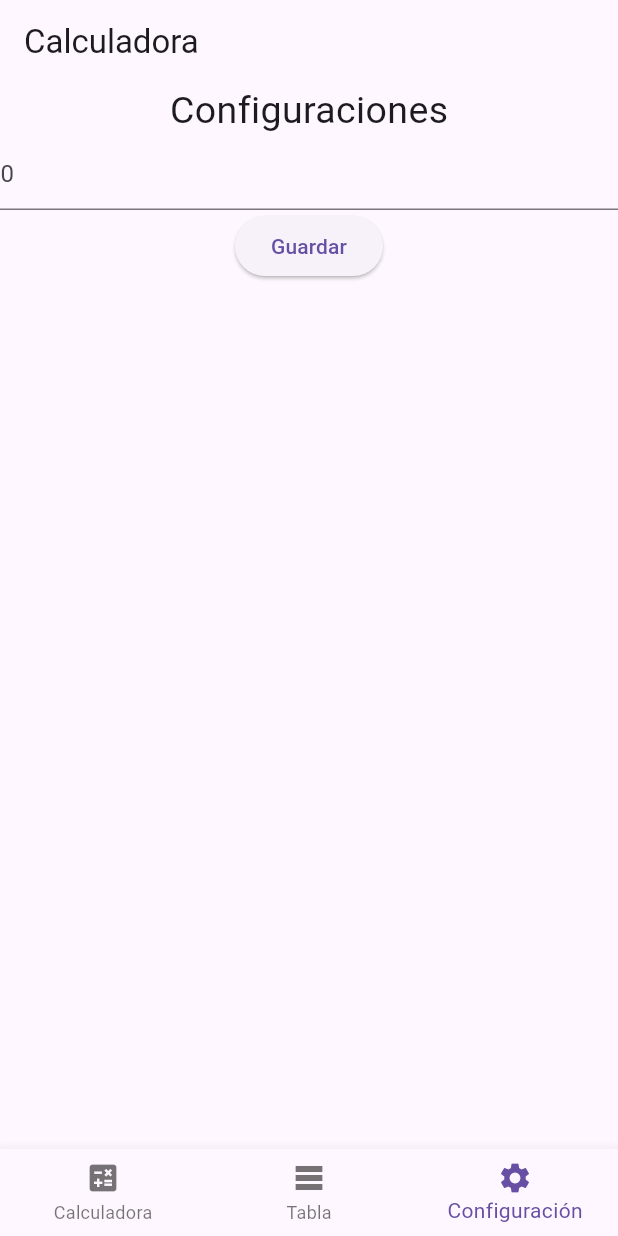
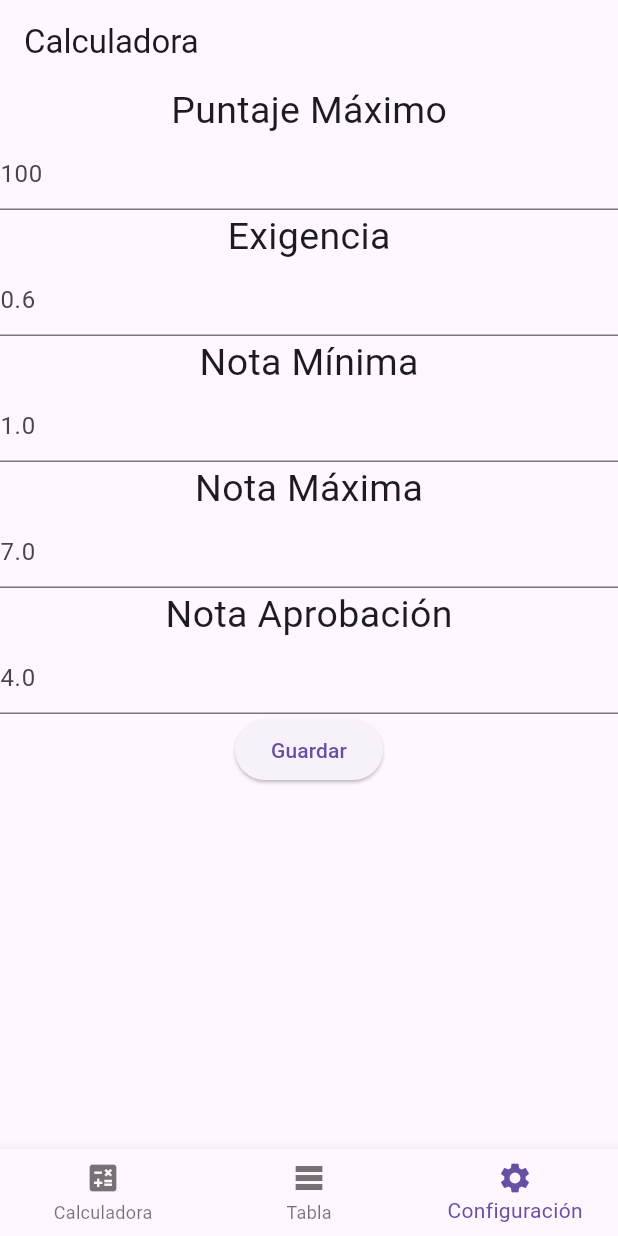
Before and after one commit to zxcasdqwezxcasdqwe/Bit-acora_3_calculadora, a Flutter app: the screen it shows after launch, item 3 of the bottom bar chosen, after a tap on "Guardar", on a phone screen of 412 x 824 dp. Run offline on Flutter 3.47's test engine with Material 3 defaults, Android fonts, the phone set to English and light mode, and no system bars.

Commit message:
first commit

```diff
--- /dev/null
+++ b/devtools_options.yaml
@@ -0,0 +1 @@
+extensions:
--- a/lib/provider/configuracion_provider.dart
+++ b/lib/provider/configuracion_provider.dart
@@ -1,20 +1,65 @@
 import "package:flutter/material.dart";
 
 class ConfigurationProvider with ChangeNotifier {
-  int _puntaje_max = 0;
-  int _exigencia = 0;
-  double _nota_min = 0;
-  double _nota_max = 0;
-  double _nota_aprob = 0;
-  double _incremento = 0;
+  int _puntajeMax = 100;
+  double _exigencia = 0.6;
+  double _notaMin = 1.0;
+  double _notaMax = 7.0;
+  double _notaAprob = 4.0;
+  int _incremento = 2;
 
-  int get puntaje_max => _puntaje_max;
-  void incremento() {
-    _puntaje_max++;
-    notifyListeners();
+  int get puntajeMax => _puntajeMax;
+  double get exigencia => _exigencia;
+  double get notaMin => _notaMin;
+  double get notaMax => _notaMax;
+  double get notaAprob => _notaAprob;
+  int get incremento => _incremento;
+
+  void setPuntajeMax(int valor) {
+    _puntajeMax = valor;
   }
 
-  void setPuntaje_max(int valor) {
-    _puntaje_max = valor;
+  void setExigencia(double valor) {
+    _exigencia = valor;
+  }
+
+  void setNotaMin(double valor) {
+    _notaMin = valor;
+  }
+
+  void setNotaMax(double valor) {
+    _notaMax = valor;
+  }
+
+  void setNotaAprob(double valor) {
+    _notaAprob = valor;
+  }
+
+  String calcular(int puntaje) {
+    double valor = 0;
+    if (puntaje < _exigencia * _puntajeMax) {
+      valor = _calculoMenor(puntaje);
+    } else if (puntaje >= _exigencia * _puntajeMax) {
+      valor = _calculoMayor(puntaje);
+    }
+    return valor.toStringAsFixed(2);
+  }
+
+  double _calculoMenor(int puntaje) {
+    double valor = 0;
+    valor = (_notaAprob - _notaMin) * (puntaje / (_exigencia * _puntajeMax));
+    valor += _notaMin;
+    valor.roundToDouble();
+    return valor;
+  }
+
+  double _calculoMayor(int puntaje) {
+    double valor = 0;
+    valor = (_notaMax - _notaAprob) *
+        ((puntaje - (_exigencia * _puntajeMax)) /
+            (_puntajeMax * (1 - _exigencia)));
+    valor += _notaAprob;
+    valor.roundToDouble();
+    return valor;
   }
 }
--- a/lib/widgets/calculadora.dart
+++ b/lib/widgets/calculadora.dart
@@ -10,19 +10,135 @@ class Calculator extends StatefulWidget {
 }
 
 class _CalculatorState extends State<Calculator> {
-  @override
-  Widget build(BuildContext context) {
-    return Center(
-      child: Column(
-        children: [
-          Text(context.watch<ConfigurationProvider>().puntaje_max.toString()),
-          ElevatedButton(
-              onPressed: () {
-                context.read<ConfigurationProvider>().incremento();
-              },
-              child: const Text('Botonsito'))
-        ],
+  String output = "0";
+  String _output = "0";
+  int output2 = 0;
+  double num1 = 0;
+  double num2 = 0;
+  String operand = "";
+  buttonPressed(String buttonText) {
+    if (buttonText == "C") {
+      _output = "0";
+      num1 = 0;
+      num2 = 0;
+      operand = "";
+    } else if (buttonText == "+" ||
+        buttonText == "-" ||
+        buttonText == "/" ||
+        buttonText == "*") {
+      num1 = double.parse(output);
+      operand = buttonText;
+      _output = "0";
+    } else if (buttonText == ".") {
+      if (_output.contains(".")) {
+        print("Ya contiene un decimal");
+      } else {
+        _output = _output + buttonText;
+      }
+    } else if (buttonText == "=") {
+      num2 = double.parse(output);
+      if (operand == "+") {
+        _output = (num1 + num2).toString();
+      }
+      if (operand == "-") {
+        _output = (num1 - num2).toString();
+      }
+      if (operand == "*") {
+        _output = (num1 * num2).toString();
+      }
+      if (operand == "/") {
+        _output = (num1 / num2).toString();
+      }
+      num1 = 0;
+      num2 = 0;
+      operand = "";
+    } else {
+      _output = _output + buttonText;
+    }
+    setState(() {
+      output2 = int.parse(_output);
+      output = double.parse(_output).toStringAsFixed(0);
+    });
+  }
+
+  Widget buildButton(String buttonText) {
+    return Expanded(
+      child: SizedBox(
+        height: 100.0,
+        child: Padding(
+          padding: const EdgeInsets.all(1.0),
+          child: ElevatedButton(
+              style: ElevatedButton.styleFrom(
+                  elevation: 0.0,
+                  backgroundColor: const Color(0xFF272B33),
+                  shape: RoundedRectangleBorder(
+                      borderRadius: BorderRadius.circular(10.0))),
+              child: Text(
+                buttonText,
+                style: const TextStyle(
+                    fontSize: 22.0,
+                    fontWeight: FontWeight.bold,
+                    color: Colors.white),
+              ),
+              onPressed: () => buttonPressed(buttonText)),
+        ),
       ),
     );
   }
+
+  @override
+  Widget build(BuildContext context) {
+    return Scaffold(
+        body: Column(children: <Widget>[
+      Container(
+        color: Colors.black,
+        alignment: Alignment.centerRight,
+        padding: const EdgeInsets.symmetric(horizontal: 12.0),
+        child: Text(
+          'Puntaje=         $output\nNota=      ${context.read<ConfigurationProvider>().calcular(output2)}',
+          style: const TextStyle(
+              fontSize: 48.0, fontWeight: FontWeight.bold, color: Colors.white),
+        ),
+      ),
+      Container(
+        color: Colors.black,
+        child: Column(
+          children: [
+            Row(
+              children: [
+                buildButton("7"),
+                buildButton("8"),
+                buildButton("9"),
+                buildButton("/"),
+              ],
+            ),
+            Row(
+              children: [
+                buildButton("4"),
+                buildButton("5"),
+                buildButton("6"),
+                buildButton("*"),
+              ],
+            ),
+            Row(
+              children: [
+                buildButton("1"),
+                buildButton("2"),
+                buildButton("3"),
+                buildButton("+"),
+              ],
+            ),
+            Row(
+              children: [
+                buildButton("C"),
+                buildButton("0"),
+                buildButton("."),
+                buildButton("="),
+              ],
+            )
+          ],
+        ),
+      )
+    ]));
+  }
 }
--- a/lib/widgets/config.dart
+++ b/lib/widgets/config.dart
@@ -10,7 +10,11 @@ class Configuration extends StatefulWidget {
 }
 
 class _ConfigurationState extends State<Configuration> {
-  final valor = TextEditingController();
+  final valorPuntajeMax = TextEditingController();
+  final valorExigencia = TextEditingController();
+  final valorNotaMin = TextEditingController();
+  final valorNotaMax = TextEditingController();
+  final valorNotaAprob = TextEditingController();
 
   @override
   Widget build(BuildContext context) {
@@ -18,18 +22,72 @@ class _ConfigurationState extends State<Configuration> {
       child: Column(
         children: [
           const Text(
-            'Configuraciones',
+            'Puntaje Máximo',
             style: TextStyle(fontSize: 25),
           ),
           TextField(
-            controller: valor,
+            controller: valorPuntajeMax,
             decoration: InputDecoration(
-                hintText: config_pro(context).puntaje_max.toString()),
+                hintText: config_pro(context).puntajeMax.toString()),
+          ),
+          const Text(
+            'Exigencia',
+            style: TextStyle(fontSize: 25),
+          ),
+          TextField(
+            controller: valorExigencia,
+            decoration: InputDecoration(
+                hintText: config_pro(context).exigencia.toString()),
+          ),
+          const Text(
+            'Nota Mínima',
+            style: TextStyle(fontSize: 25),
+          ),
+          TextField(
+            controller: valorNotaMin,
+            decoration: InputDecoration(
+                hintText: config_pro(context).notaMin.toString()),
+          ),
+          const Text(
+            'Nota Máxima',
+            style: TextStyle(fontSize: 25),
+          ),
+          TextField(
+            controller: valorNotaMax,
+            decoration: InputDecoration(
+                hintText: config_pro(context).notaMax.toString()),
+          ),
+          const Text(
+            'Nota Aprobación',
+            style: TextStyle(fontSize: 25),
+          ),
+          TextField(
+            controller: valorNotaAprob,
+            decoration: InputDecoration(
+                hintText: config_pro(context).notaAprob.toString()),
           ),
           ElevatedButton(
               onPressed: () {
-                config_pro(context).setPuntaje_max(int.parse(valor.text));
-                valor.text = '';
+                if (valorPuntajeMax.text.isNotEmpty) {
+                  config_pro(context)
+                      .setPuntajeMax(int.parse(valorPuntajeMax.text));
+                }
+                if (valorExigencia.text.isNotEmpty) {
+                  config_pro(context)
+                      .setExigencia(double.parse(valorExigencia.text));
+                }
+                if (valorNotaMin.text.isNotEmpty) {
+                  config_pro(context)
+                      .setNotaMin(double.parse(valorNotaMin.text));
+                }
+                if (valorNotaMax.text.isNotEmpty) {
+                  config_pro(context)
+                      .setNotaMax(double.parse(valorNotaMax.text));
+                }
+                if (valorNotaAprob.text.isNotEmpty) {
+                  config_pro(context)
+                      .setNotaAprob(double.parse(valorNotaAprob.text));
+                }
                 setState(() {});
               },
               child: const Text('Guardar'))
```
Also changed, not shown: lib/widgets/tablas.dart (+12 -12 lines).
